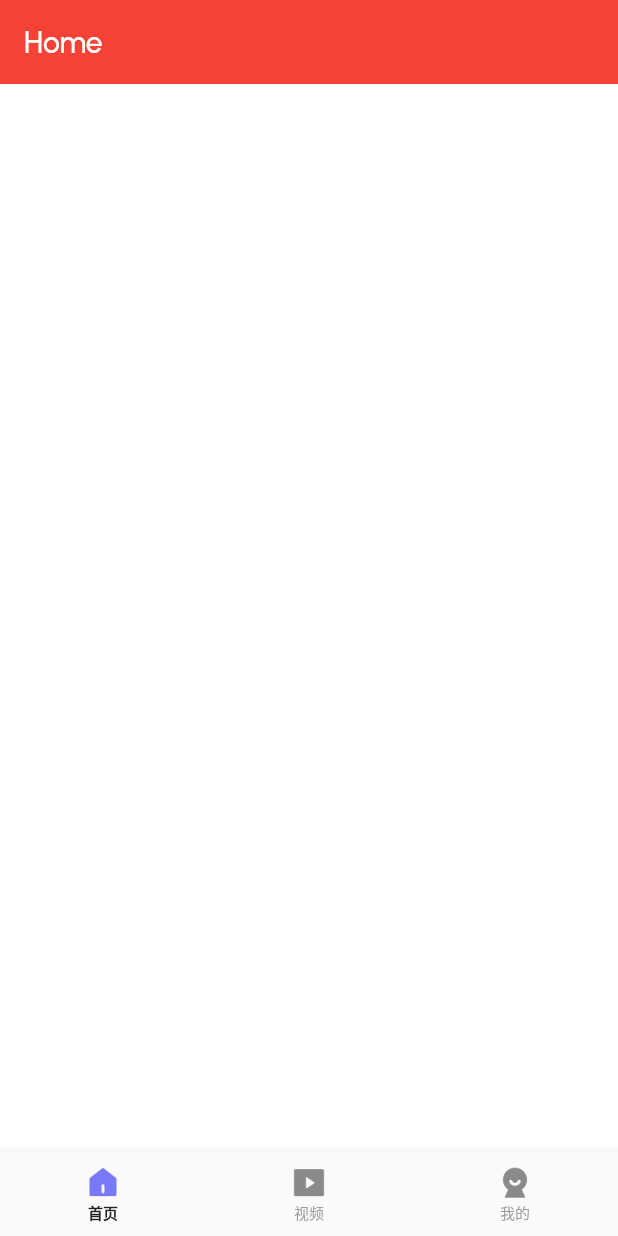
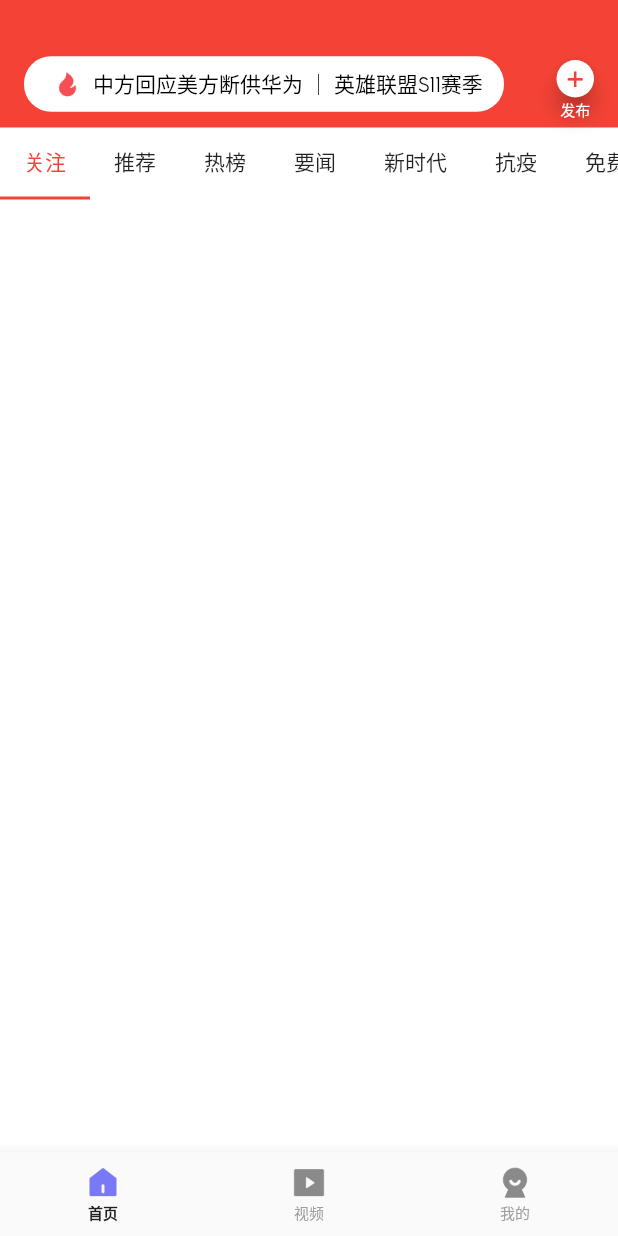
Before and after one commit to tyih/News, a Flutter app: the screen it shows after launch, on a phone screen of 412 x 824 dp. Run offline on Flutter 3.47's test engine with Material 2 defaults, Android fonts, the phone set to English and light mode, and no system bars.

Commit message:
搭建首页界面

```diff
--- a/lib/screens/home/home.dart
+++ b/lib/screens/home/home.dart
@@ -1,7 +1,10 @@
 import 'package:flutter/material.dart';
+import 'package:news/screens/home/home_subpage.dart';
+import 'package:news/screens/home/search_field.dart';
 
 class HomeScreen extends StatefulWidget {
   final String title;
+
   static String route() => '/home';
 
   const HomeScreen({super.key, required this.title});
@@ -10,11 +13,58 @@ class HomeScreen extends StatefulWidget {
   State<HomeScreen> createState() => _HomeScreenState();
 }
 
-class _HomeScreenState extends State<HomeScreen> {
+class _HomeScreenState extends State<HomeScreen>
+    with SingleTickerProviderStateMixin {
+  List tabs = ['关注', '推荐', "热榜", "要闻", "新时代", "抗疫", "免费小说", "热点"];
+  List<HomeSubpage> pages = [];
+  List<Tab> tabViews = [];
+  late TabController tabController;
+
+  @override
+  void initState() {
+    super.initState();
+    tabController = TabController(length: tabs.length, vsync: this);
+    tabController.addListener(() {
+      tabController.index;
+    });
+
+    for (int i = 0; i < tabs.length; i++) {
+      pages.add(const HomeSubpage());
+      tabViews.add(Tab(text: tabs[i]));
+    }
+  }
+
   @override
   Widget build(BuildContext context) {
     return Scaffold(
-      appBar: AppBar(title: Text('Home'))
-    );
+        body: Stack(
+          children: [
+            Container(
+              width: MediaQuery.of(context).size.width,
+              color: Colors.red,
+              height: 85,
+              padding: const EdgeInsets.only(left: 16, bottom: 5, right: 16),
+              child: const SearchField(),
+            ),
+            Container(
+              margin: const EdgeInsets.only(top: 130),
+              child: TabBarView(
+                controller: tabController,
+                children: pages,
+              ),
+            ),
+            Container(
+              margin: const EdgeInsets.only(top: 85),
+              child: TabBar(
+                controller: tabController,
+                isScrollable: true,
+                labelColor: Colors.red,
+                unselectedLabelColor: Colors.black87,
+                indicatorColor: Colors.red,
+                tabs: tabViews,
+              ),
+            )
+          ],
+        ));
   }
 }
--- /dev/null
+++ b/lib/screens/home/home_subpage.dart
@@ -0,0 +1,10 @@
+import 'package:flutter/material.dart';
+
+class HomeSubpage extends StatelessWidget {
+  const HomeSubpage({Key? key}) : super(key: key);
+
+  @override
+  Widget build(BuildContext context) {
+    return Container();
+  }
+}
--- /dev/null
+++ b/lib/screens/home/search_field.dart
@@ -0,0 +1,68 @@
+import 'package:flutter/material.dart';
+import 'package:news/utils/image_loader.dart';
+
+class SearchField extends StatelessWidget {
+  const SearchField({Key? key}) : super(key: key);
+
+  @override
+  Widget build(BuildContext context) {
+    return Stack(
+      children: [
+        Align(
+          alignment: Alignment.bottomLeft,
+          child: Container(
+            margin: const EdgeInsets.only(right: 60),
+            child: TextButton(
+                style: ButtonStyle(
+                    shape: MaterialStateProperty.all(
+                        RoundedRectangleBorder(
+                            borderRadius:
+                            BorderRadius.circular(
+                                18.0))),
+                    backgroundColor:
+                    MaterialStateProperty.all(
+                        Colors.white)),
+                child: Row(
+                  children: [
+                    Container(
+                      margin: const EdgeInsets.only(left: 12, right: 8),
+                      child: Image.asset('${ImageLoader.rootPath}redu.png', width: 18, height: 18),
+                    ),
+                    const Text(
+                      '中方回应美方断供华为 ｜ 英雄联盟S11赛季',
+                      style: TextStyle(
+                          fontWeight: FontWeight.normal,
+                          color: Colors.black,
+                          fontSize: 14),
+                      overflow: TextOverflow.ellipsis,
+                    )
+                  ],
+                ),
+                onPressed: () {}
+            )
+          )
+        ),
+        Align(
+          alignment: Alignment.bottomRight,
+          child: Column(
+            children: [
+              Container(
+                width: 25,
+                height: 25,
+                margin: const EdgeInsets.only(top: 40),
+                child: FloatingActionButton(
+                  backgroundColor: Colors.white,
+                  onPressed: () {},
+                  child: const Text('+',
+                      style: TextStyle(fontSize: 20, color: Colors.red)),
+                ),
+              ),
+              const Text('发布',
+                  style: TextStyle(color: Colors.white, fontSize: 10))
+            ],
+          ),
+        )
+      ],
+    );
+  }
+}
--- a/lib/screens/tabbar/tabbar.dart
+++ b/lib/screens/tabbar/tabbar.dart
@@ -61,11 +61,6 @@ class _NewsTabbarScreenState extends State<NewsTabbarScreen> {
   ];
 
   @override
-  void setState(VoidCallback fn) {
-    super.setState(fn);
-  }
-
-  @override
   Widget build(BuildContext context) {
     SizeConfig().init(context);
     return Scaffold(
```
Also changed, not shown: assets/icons/redu.png (added).
